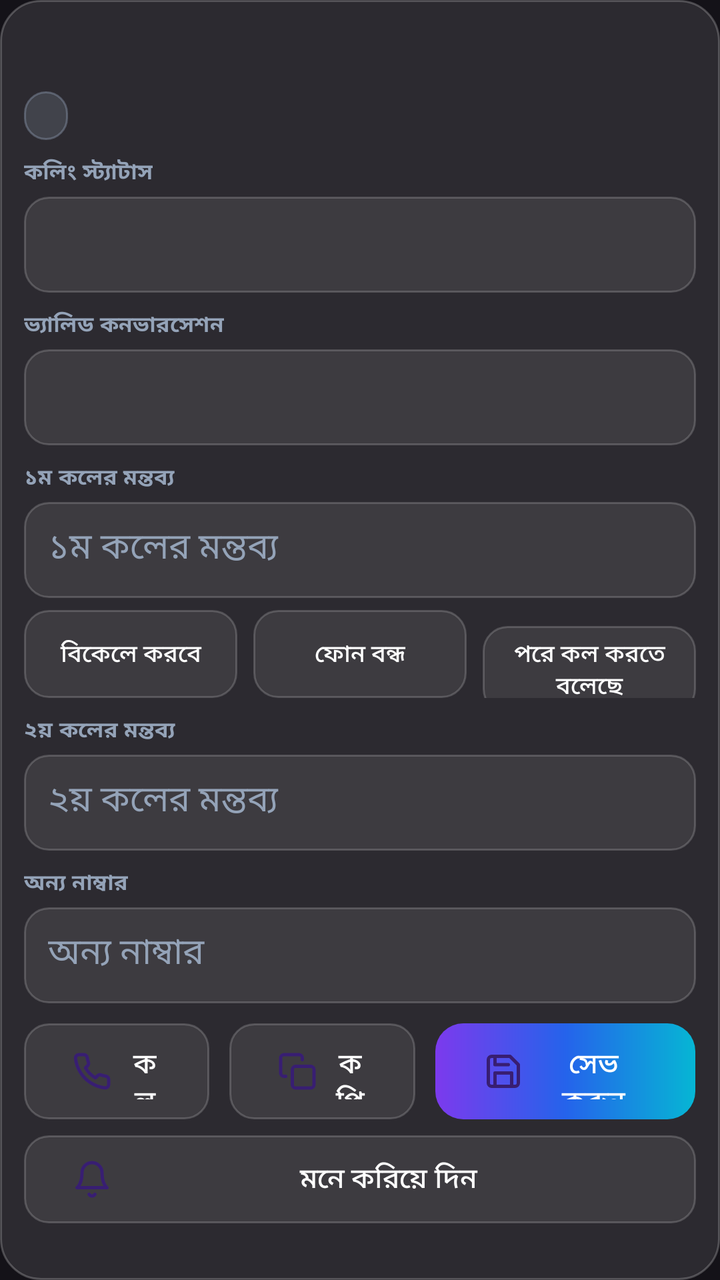
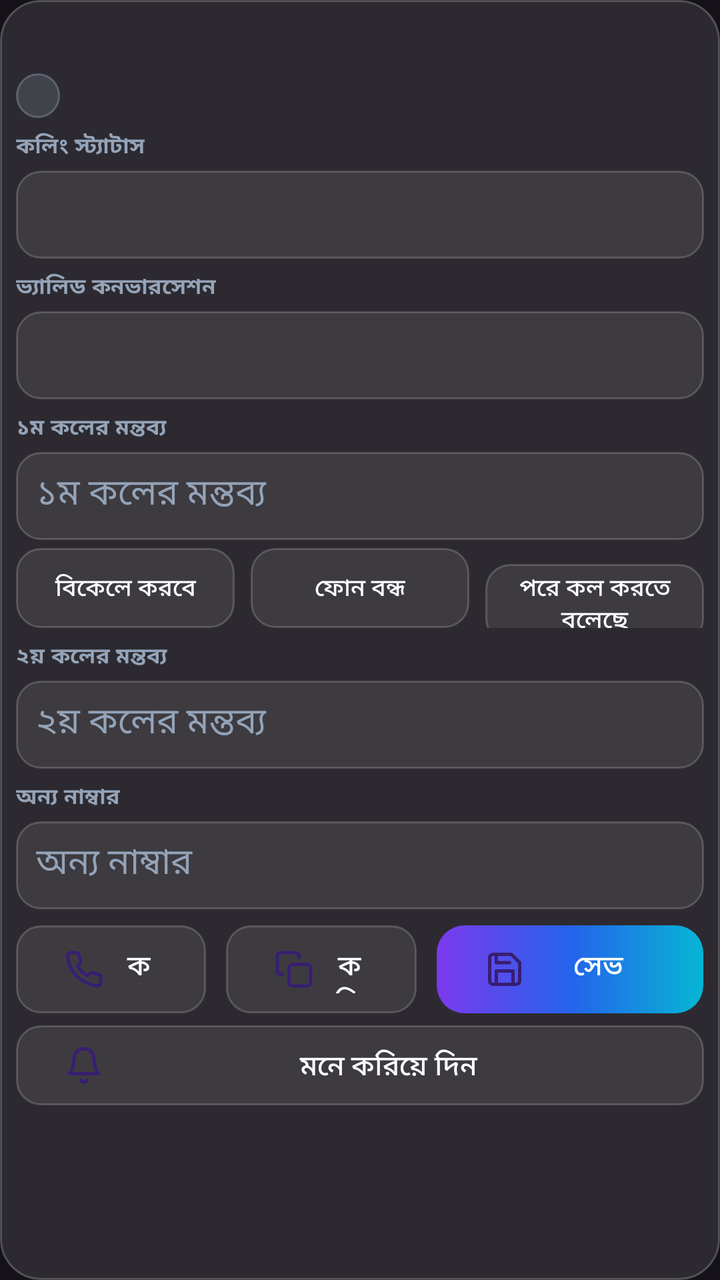

The first picture is an Android layout as it rendered before a commit; the second is the same layout after the commit. The layout source and the unified diff follow.
<!-- AndroidManifest.xml: application theme Theme.Telesales -->
<!-- res/layout/item_row.xml -->
<?xml version="1.0" encoding="utf-8"?>
<LinearLayout xmlns:android="http://schemas.android.com/apk/res/android"
    xmlns:app="http://schemas.android.com/apk/res-auto"
    android:layout_width="match_parent" android:layout_height="wrap_content"
    android:orientation="vertical" android:background="@drawable/glass_card"
    android:layout_margin="6dp" android:padding="12dp">
    <LinearLayout android:layout_width="match_parent" android:layout_height="wrap_content"
        android:orientation="horizontal" android:gravity="center_vertical">
        <TextView android:id="@+id/tvNumber" android:layout_width="0dp" android:layout_height="wrap_content"
            android:layout_weight="1" android:textSize="19sp" android:textStyle="bold"
            android:textColor="@color/white" />
        <TextView android:id="@+id/tvRow" android:layout_width="wrap_content" android:layout_height="wrap_content"
            android:textSize="12sp" android:textColor="@color/lavender" />
    </LinearLayout>
    <LinearLayout android:layout_width="match_parent" android:layout_height="wrap_content"
        android:orientation="horizontal" android:layout_marginTop="8dp">
        <TextView android:id="@+id/tvChipStatus" android:layout_width="wrap_content"
            android:layout_height="wrap_content" android:background="@drawable/chip_grey"
            android:paddingHorizontal="11dp" android:paddingVertical="4dp"
            android:textSize="12sp" android:textStyle="bold" android:textColor="@color/white" />
        <TextView android:id="@+id/tvChipValid" android:layout_width="wrap_content"
            android:layout_height="wrap_content" android:background="@drawable/chip_blue"
            android:paddingHorizontal="11dp" android:paddingVertical="4dp"
            android:layout_marginStart="8dp" android:textSize="12sp" android:textStyle="bold"
            android:textColor="@color/white" android:visibility="gone" />
    </LinearLayout>
    <TextView android:id="@+id/tvHistory" android:layout_width="match_parent"
        android:layout_height="wrap_content" android:textSize="12sp" android:textColor="@color/muted_light"
        android:layout_marginTop="6dp" android:visibility="gone" />
    <TextView android:layout_width="wrap_content" android:layout_height="wrap_content"
        android:text="কলিং স্ট্যাটাস" android:textSize="11sp" android:textStyle="bold"
        android:textColor="@color/muted_light" android:letterSpacing="0.05" android:layout_marginTop="8dp" />
    <Spinner android:id="@+id/spStatus" android:layout_width="match_parent" android:layout_height="48dp"
        android:background="@drawable/glass_field" android:layout_marginTop="4dp" />
    <TextView android:layout_width="wrap_content" android:layout_height="wrap_content"
        android:text="ভ্যালিড কনভারসেশন" android:textSize="11sp" android:textStyle="bold"
        android:textColor="@color/muted_light" android:letterSpacing="0.05" android:layout_marginTop="8dp" />
    <Spinner android:id="@+id/spValid" android:layout_width="match_parent" android:layout_height="48dp"
        android:background="@drawable/glass_field" android:layout_marginTop="4dp" />
    <TextView android:layout_width="wrap_content" android:layout_height="wrap_content"
        android:text="১ম কলের মন্তব্য" android:textSize="11sp" android:textStyle="bold"
        android:textColor="@color/muted_light" android:letterSpacing="0.05" android:layout_marginTop="8dp" />
    <com.google.android.material.textfield.TextInputEditText android:id="@+id/etRemark1"
        android:layout_width="match_parent" android:layout_height="48dp" android:hint="১ম কলের মন্তব্য"
        android:background="@drawable/glass_field" android:padding="12dp" android:layout_marginTop="4dp"
        android:textColor="@color/white" android:textColorHint="@color/muted_light" />
    
    <LinearLayout android:layout_width="match_parent" android:layout_height="wrap_content"
        android:orientation="horizontal" android:layout_marginTop="6dp">
        <android.widget.Button android:id="@+id/phraseBtn1" android:layout_width="0dp"
            android:layout_height="44dp" android:layout_weight="1" android:text="বিকেলে করবে"
            android:textSize="12sp" android:background="@drawable/glass_field" android:textColor="@color/white" />
        <android.widget.Button android:id="@+id/phraseBtn2" android:layout_width="0dp"
            android:layout_height="44dp" android:layout_weight="1" android:layout_marginStart="8dp"
            android:text="ফোন বন্ধ" android:textSize="12sp"
            android:background="@drawable/glass_field" android:textColor="@color/white" />
        <android.widget.Button android:id="@+id/phraseBtn3" android:layout_width="0dp"
            android:layout_height="44dp" android:layout_weight="1" android:layout_marginStart="8dp"
            android:text="পরে কল করতে বলেছে" android:textSize="12sp"
            android:background="@drawable/glass_field" android:textColor="@color/white" />
    </LinearLayout>
    <TextView android:layout_width="wrap_content" android:layout_height="wrap_content"
        android:text="২য় কলের মন্তব্য" android:textSize="11sp" android:textStyle="bold"
        android:textColor="@color/muted_light" android:letterSpacing="0.05" android:layout_marginTop="8dp" />
    <com.google.android.material.textfield.TextInputEditText android:id="@+id/etRemark2"
        android:layout_width="match_parent" android:layout_height="48dp" android:hint="২য় কলের মন্তব্য"
        android:background="@drawable/glass_field" android:padding="12dp" android:layout_marginTop="4dp"
        android:textColor="@color/white" android:textColorHint="@color/muted_light" />
    <TextView android:layout_width="wrap_content" android:layout_height="wrap_content"
        android:text="অন্য নাম্বার" android:textSize="11sp" android:textStyle="bold"
        android:textColor="@color/muted_light" android:letterSpacing="0.05" android:layout_marginTop="8dp" />
    <com.google.android.material.textfield.TextInputEditText android:id="@+id/etOthers"
        android:layout_width="match_parent" android:layout_height="48dp" android:hint="অন্য নাম্বার"
        android:inputType="phone" android:background="@drawable/glass_field" android:padding="12dp"
        android:layout_marginTop="4dp" android:textColor="@color/white" android:textColorHint="@color/muted_light" />
    <LinearLayout android:layout_width="match_parent" android:layout_height="wrap_content"
        android:orientation="horizontal" android:layout_marginTop="10dp">
        <com.google.android.material.button.MaterialButton android:id="@+id/btnCall" android:layout_width="0dp"
            android:layout_height="48dp" android:layout_weight="1" android:text="কল" android:minWidth="0dp"
            app:icon="@drawable/ic_call" app:iconSize="20dp" app:iconPadding="8dp"
            app:backgroundTint="@null" android:background="@drawable/glass_field" android:textColor="@color/white" />
        <com.google.android.material.button.MaterialButton android:id="@+id/btnCopy" android:layout_width="0dp"
            android:layout_height="48dp" android:layout_weight="1" android:minWidth="0dp"
            android:layout_marginStart="10dp" android:text="কপি"
            app:icon="@drawable/ic_copy" app:iconSize="20dp" app:iconPadding="8dp"
            app:backgroundTint="@null" android:background="@drawable/glass_field" android:textColor="@color/white" />
        <com.google.android.material.button.MaterialButton android:id="@+id/btnSave"
            android:layout_width="0dp" android:layout_height="48dp" android:layout_weight="1.4"
            android:layout_marginStart="10dp" android:text="সেভ করুন"
            app:icon="@drawable/ic_save" app:iconSize="20dp" app:iconPadding="8dp"
            app:backgroundTint="@null" android:background="@drawable/btn_gradient"
            android:textColor="@color/white" />
    </LinearLayout>
    
    <LinearLayout android:layout_width="match_parent" android:layout_height="wrap_content"
        android:orientation="horizontal" android:layout_marginTop="8dp">
        <com.google.android.material.button.MaterialButton android:id="@+id/remindBtn" android:layout_width="match_parent"
            android:layout_height="44dp" android:text="মনে করিয়ে দিন" android:minWidth="0dp"
            app:icon="@drawable/ic_bell" app:iconSize="20dp" app:iconPadding="8dp"
            app:backgroundTint="@null" android:background="@drawable/glass_field" android:textColor="@color/white" />
    </LinearLayout>
</LinearLayout>
<!-- resources referenced by this layout -->
<resources>
  <color name="lavender">#C4B5FD</color>
  <color name="muted_light">#94A3B8</color>
  <color name="white">#FFFFFF</color>
  <!-- drawable btn_gradient (drawable) -->
  <?xml version="1.0" encoding="utf-8"?>
  <shape xmlns:android="http://schemas.android.com/apk/res/android" android:shape="rectangle">
      <corners android:radius="14dp" />
      <gradient android:angle="0" android:startColor="@color/violet" android:centerColor="@color/blue" android:endColor="@color/cyan" />
  </shape>
  <!-- drawable chip_blue (drawable) -->
  <?xml version="1.0" encoding="utf-8"?>
  <shape xmlns:android="http://schemas.android.com/apk/res/android" android:shape="rectangle">
      <corners android:radius="100dp" />
      <solid android:color="#3338BDF8" />
      <stroke android:width="1dp" android:color="#6638BDF8" />
  </shape>
  <!-- drawable chip_grey (drawable) -->
  <?xml version="1.0" encoding="utf-8"?>
  <shape xmlns:android="http://schemas.android.com/apk/res/android" android:shape="rectangle">
      <corners android:radius="100dp" />
      <solid android:color="#3394A3B8" />
      <stroke android:width="1dp" android:color="#6694A3B8" />
  </shape>
  <!-- drawable glass_card (drawable) -->
  <?xml version="1.0" encoding="utf-8"?>
  <shape xmlns:android="http://schemas.android.com/apk/res/android" android:shape="rectangle">
      <corners android:radius="20dp" />
      <solid android:color="@color/glass_white" />
      <stroke android:width="1dp" android:color="@color/glass_border" />
  </shape>
  <!-- drawable glass_field (drawable) -->
  <?xml version="1.0" encoding="utf-8"?>
  <shape xmlns:android="http://schemas.android.com/apk/res/android" android:shape="rectangle">
      <corners android:radius="12dp" />
      <solid android:color="@color/field_bg" />
      <stroke android:width="1dp" android:color="@color/field_border" />
  </shape>
  <!-- drawable ic_bell (drawable) -->
  <vector xmlns:android="http://schemas.android.com/apk/res/android"
      android:width="24dp" android:height="24dp" android:viewportWidth="24" android:viewportHeight="24">
      <path android:fillColor="@android:color/transparent" android:strokeColor="@android:color/white" android:strokeWidth="2" android:strokeLineCap="round" android:strokeLineJoin="round" android:pathData="M18,8A6,6 0,0 0 6,8c0,7-3,9-3,9h18s-3,-2-3,-9"/>
      <path android:fillColor="@android:color/transparent" android:strokeColor="@android:color/white" android:strokeWidth="2" android:strokeLineCap="round" android:strokeLineJoin="round" android:pathData="M13.73,21a2,2 0,0 1-3.46,0"/>
  </vector>
  <!-- drawable ic_call (drawable) -->
  <vector xmlns:android="http://schemas.android.com/apk/res/android"
      android:width="24dp" android:height="24dp" android:viewportWidth="24" android:viewportHeight="24">
      <path android:fillColor="@android:color/transparent" android:strokeColor="@android:color/white" android:strokeWidth="2" android:strokeLineCap="round" android:strokeLineJoin="round" android:pathData="M22,16.92v3a2,2 0,0 1-2.18,2 19.79,19.79 0,0 1-8.63,-3.07 19.5,19.5 0,0 1-6,-6 19.79,19.79 0,0 1-3.07,-8.67A2,2 0,0 1 4.11,2h3a2,2 0,0 1 2,1.72 12.84,12.84 0,0 0 0.7,2.81 2,2 0,0 1-0.45,2.11L8.09,9.91a16,16 0,0 0 6,6l1.27,-1.27a2,2 0,0 1 2.11,-0.45 12.84,12.84 0,0 0 2.81,0.7A2,2 0,0 1 22,16.92z"/>
  </vector>
  <style name="Theme.Telesales" parent="Theme.Material3.Dark.NoActionBar">
          <item name="colorPrimary">@color/violet</item>
          <item name="colorPrimaryVariant">@color/blue</item>
          <item name="android:textColorPrimary">@color/white</item>
          <item name="android:textColorSecondary">@color/muted_light</item>
      </style>
  <color name="violet">#7C3AED</color>
  <color name="blue">#2563EB</color>
  <color name="cyan">#06B6D4</color>
  <color name="glass_white">#1AFFFFFF</color>
  <color name="glass_border">#38FFFFFF</color>
  <color name="field_bg">#14FFFFFF</color>
  <color name="field_border">#2EFFFFFF</color>
  <!-- unchanged entries left out for length: 2 -->
</resources>

<!-- the commit's change to res/layout/item_row.xml (unified diff, before → after) -->
@@ -3,89 +3,89 @@
     xmlns:app="http://schemas.android.com/apk/res-auto"
     android:layout_width="match_parent" android:layout_height="wrap_content"
     android:orientation="vertical" android:background="@drawable/glass_card"
-    android:layout_margin="6dp" android:padding="12dp">
+    android:layout_margin="6dp" android:padding="8dp">
     <LinearLayout android:layout_width="match_parent" android:layout_height="wrap_content"
         android:orientation="horizontal" android:gravity="center_vertical">
         <TextView android:id="@+id/tvNumber" android:layout_width="0dp" android:layout_height="wrap_content"
-            android:layout_weight="1" android:textSize="19sp" android:textStyle="bold"
+            android:layout_weight="1" android:textSize="17sp" android:textStyle="bold"
             android:textColor="@color/white" />
         <TextView android:id="@+id/tvRow" android:layout_width="wrap_content" android:layout_height="wrap_content"
             android:textSize="12sp" android:textColor="@color/lavender" />
     </LinearLayout>
     <LinearLayout android:layout_width="match_parent" android:layout_height="wrap_content"
-        android:orientation="horizontal" android:layout_marginTop="8dp">
+        android:orientation="horizontal" android:layout_marginTop="6dp">
         <TextView android:id="@+id/tvChipStatus" android:layout_width="wrap_content"
             android:layout_height="wrap_content" android:background="@drawable/chip_grey"
-            android:paddingHorizontal="11dp" android:paddingVertical="4dp"
+            android:paddingHorizontal="11dp" android:paddingVertical="3dp"
             android:textSize="12sp" android:textStyle="bold" android:textColor="@color/white" />
         <TextView android:id="@+id/tvChipValid" android:layout_width="wrap_content"
             android:layout_height="wrap_content" android:background="@drawable/chip_blue"
-            android:paddingHorizontal="11dp" android:paddingVertical="4dp"
+            android:paddingHorizontal="11dp" android:paddingVertical="3dp"
             android:layout_marginStart="8dp" android:textSize="12sp" android:textStyle="bold"
             android:textColor="@color/white" android:visibility="gone" />
     </LinearLayout>
     <TextView android:id="@+id/tvHistory" android:layout_width="match_parent"
         android:layout_height="wrap_content" android:textSize="12sp" android:textColor="@color/muted_light"
-        android:layout_marginTop="6dp" android:visibility="gone" />
+        android:layout_marginTop="4dp" android:visibility="gone" />
     <TextView android:layout_width="wrap_content" android:layout_height="wrap_content"
         android:text="কলিং স্ট্যাটাস" android:textSize="11sp" android:textStyle="bold"
-        android:textColor="@color/muted_light" android:letterSpacing="0.05" android:layout_marginTop="8dp" />
-    <Spinner android:id="@+id/spStatus" android:layout_width="match_parent" android:layout_height="48dp"
+        android:textColor="@color/muted_light" android:letterSpacing="0.05" android:layout_marginTop="6dp" />
+    <Spinner android:id="@+id/spStatus" android:layout_width="match_parent" android:layout_height="44dp"
         android:background="@drawable/glass_field" android:layout_marginTop="4dp" />
     <TextView android:layout_width="wrap_content" android:layout_height="wrap_content"
         android:text="ভ্যালিড কনভারসেশন" android:textSize="11sp" android:textStyle="bold"
-        android:textColor="@color/muted_light" android:letterSpacing="0.05" android:layout_marginTop="8dp" />
-    <Spinner android:id="@+id/spValid" android:layout_width="match_parent" android:layout_height="48dp"
+        android:textColor="@color/muted_light" android:letterSpacing="0.05" android:layout_marginTop="6dp" />
+    <Spinner android:id="@+id/spValid" android:layout_width="match_parent" android:layout_height="44dp"
         android:background="@drawable/glass_field" android:layout_marginTop="4dp" />
     <TextView android:layout_width="wrap_content" android:layout_height="wrap_content"
         android:text="১ম কলের মন্তব্য" android:textSize="11sp" android:textStyle="bold"
-        android:textColor="@color/muted_light" android:letterSpacing="0.05" android:layout_marginTop="8dp" />
+        android:textColor="@color/muted_light" android:letterSpacing="0.05" android:layout_marginTop="6dp" />
     <com.google.android.material.textfield.TextInputEditText android:id="@+id/etRemark1"
-        android:layout_width="match_parent" android:layout_height="48dp" android:hint="১ম কলের মন্তব্য"
-        android:background="@drawable/glass_field" android:padding="12dp" android:layout_marginTop="4dp"
+        android:layout_width="match_parent" android:layout_height="44dp" android:hint="১ম কলের মন্তব্য"
+        android:background="@drawable/glass_field" android:padding="10dp" android:layout_marginTop="4dp"
         android:textColor="@color/white" android:textColorHint="@color/muted_light" />
     
     <LinearLayout android:layout_width="match_parent" android:layout_height="wrap_content"
-        android:orientation="horizontal" android:layout_marginTop="6dp">
+        android:orientation="horizontal" android:layout_marginTop="4dp">
         <android.widget.Button android:id="@+id/phraseBtn1" android:layout_width="0dp"
-            android:layout_height="44dp" android:layout_weight="1" android:text="বিকেলে করবে"
+            android:layout_height="40dp" android:layout_weight="1" android:text="বিকেলে করবে"
             android:textSize="12sp" android:background="@drawable/glass_field" android:textColor="@color/white" />
         <android.widget.Button android:id="@+id/phraseBtn2" android:layout_width="0dp"
-            android:layout_height="44dp" android:layout_weight="1" android:layout_marginStart="8dp"
+            android:layout_height="40dp" android:layout_weight="1" android:layout_marginStart="8dp"
             android:text="ফোন বন্ধ" android:textSize="12sp"
             android:background="@drawable/glass_field" android:textColor="@color/white" />
         <android.widget.Button android:id="@+id/phraseBtn3" android:layout_width="0dp"
-            android:layout_height="44dp" android:layout_weight="1" android:layout_marginStart="8dp"
+            android:layout_height="40dp" android:layout_weight="1" android:layout_marginStart="8dp"
             android:text="পরে কল করতে বলেছে" android:textSize="12sp"
             android:background="@drawable/glass_field" android:textColor="@color/white" />
     </LinearLayout>
     <TextView android:layout_width="wrap_content" android:layout_height="wrap_content"
         android:text="২য় কলের মন্তব্য" android:textSize="11sp" android:textStyle="bold"
-        android:textColor="@color/muted_light" android:letterSpacing="0.05" android:layout_marginTop="8dp" />
+        android:textColor="@color/muted_light" android:letterSpacing="0.05" android:layout_marginTop="6dp" />
     <com.google.android.material.textfield.TextInputEditText android:id="@+id/etRemark2"
-        android:layout_width="match_parent" android:layout_height="48dp" android:hint="২য় কলের মন্তব্য"
-        android:background="@drawable/glass_field" android:padding="12dp" android:layout_marginTop="4dp"
+        android:layout_width="match_parent" android:layout_height="44dp" android:hint="২য় কলের মন্তব্য"
+        android:background="@drawable/glass_field" android:padding="10dp" android:layout_marginTop="4dp"
         android:textColor="@color/white" android:textColorHint="@color/muted_light" />
     <TextView android:layout_width="wrap_content" android:layout_height="wrap_content"
         android:text="অন্য নাম্বার" android:textSize="11sp" android:textStyle="bold"
-        android:textColor="@color/muted_light" android:letterSpacing="0.05" android:layout_marginTop="8dp" />
+        android:textColor="@color/muted_light" android:letterSpacing="0.05" android:layout_marginTop="6dp" />
     <com.google.android.material.textfield.TextInputEditText android:id="@+id/etOthers"
-        android:layout_width="match_parent" android:layout_height="48dp" android:hint="অন্য নাম্বার"
-        android:inputType="phone" android:background="@drawable/glass_field" android:padding="12dp"
+        android:layout_width="match_parent" android:layout_height="44dp" android:hint="অন্য নাম্বার"
+        android:inputType="phone" android:background="@drawable/glass_field" android:padding="10dp"
         android:layout_marginTop="4dp" android:textColor="@color/white" android:textColorHint="@color/muted_light" />
     <LinearLayout android:layout_width="match_parent" android:layout_height="wrap_content"
-        android:orientation="horizontal" android:layout_marginTop="10dp">
+        android:orientation="horizontal" android:layout_marginTop="8dp">
         <com.google.android.material.button.MaterialButton android:id="@+id/btnCall" android:layout_width="0dp"
-            android:layout_height="48dp" android:layout_weight="1" android:text="কল" android:minWidth="0dp"
+            android:layout_height="44dp" android:layout_weight="1" android:text="কল" android:minWidth="0dp"
             app:icon="@drawable/ic_call" app:iconSize="20dp" app:iconPadding="8dp"
             app:backgroundTint="@null" android:background="@drawable/glass_field" android:textColor="@color/white" />
         <com.google.android.material.button.MaterialButton android:id="@+id/btnCopy" android:layout_width="0dp"
-            android:layout_height="48dp" android:layout_weight="1" android:minWidth="0dp"
+            android:layout_height="44dp" android:layout_weight="1" android:minWidth="0dp"
             android:layout_marginStart="10dp" android:text="কপি"
             app:icon="@drawable/ic_copy" app:iconSize="20dp" app:iconPadding="8dp"
             app:backgroundTint="@null" android:background="@drawable/glass_field" android:textColor="@color/white" />
         <com.google.android.material.button.MaterialButton android:id="@+id/btnSave"
-            android:layout_width="0dp" android:layout_height="48dp" android:layout_weight="1.4"
+            android:layout_width="0dp" android:layout_height="44dp" android:layout_weight="1.4"
             android:layout_marginStart="10dp" android:text="সেভ করুন"
             app:icon="@drawable/ic_save" app:iconSize="20dp" app:iconPadding="8dp"
             app:backgroundTint="@null" android:background="@drawable/btn_gradient"
@@ -93,9 +93,9 @@
     </LinearLayout>
     
     <LinearLayout android:layout_width="match_parent" android:layout_height="wrap_content"
-        android:orientation="horizontal" android:layout_marginTop="8dp">
+        android:orientation="horizontal" android:layout_marginTop="6dp">
         <com.google.android.material.button.MaterialButton android:id="@+id/remindBtn" android:layout_width="match_parent"
-            android:layout_height="44dp" android:text="মনে করিয়ে দিন" android:minWidth="0dp"
+            android:layout_height="40dp" android:text="মনে করিয়ে দিন" android:minWidth="0dp"
             app:icon="@drawable/ic_bell" app:iconSize="20dp" app:iconPadding="8dp"
             app:backgroundTint="@null" android:background="@drawable/glass_field" android:textColor="@color/white" />
     </LinearLayout>
